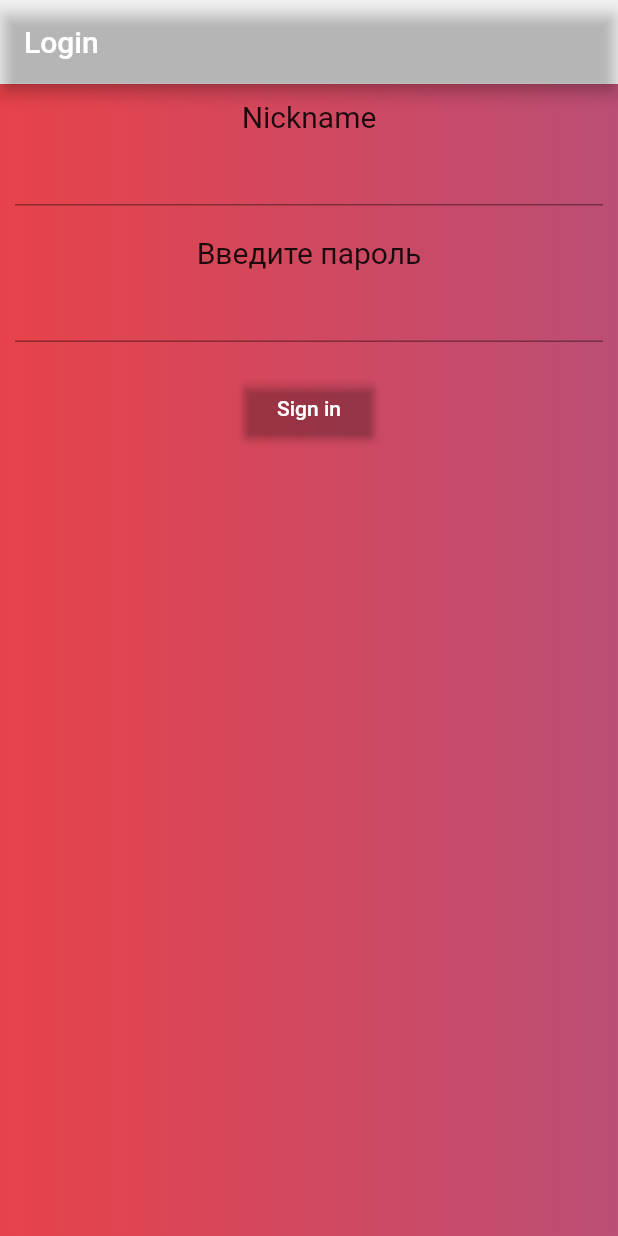
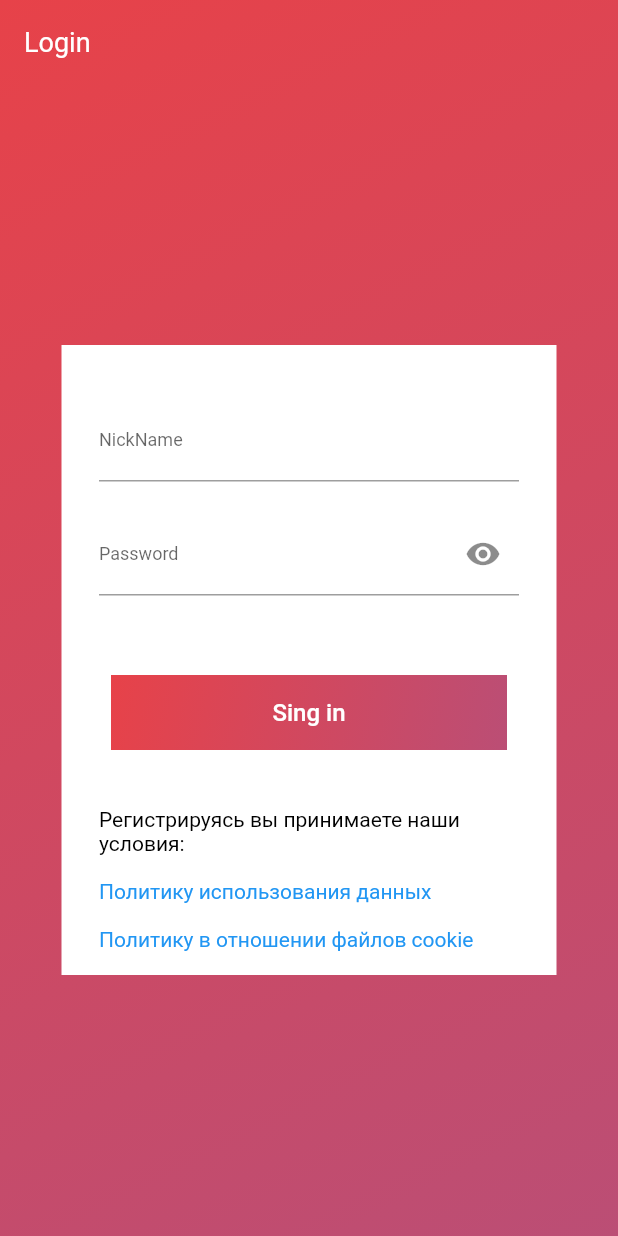
Before and after one commit to fear404-png/crypton_test-1, a Flutter app: the screen it shows after launch, on a phone screen of 412 x 824 dp. Run offline on Flutter 3.47's test engine with Material 2 defaults, Android fonts, the phone set to English and light mode, and no system bars.

Commit message:
Верстка окна авторизации

```diff
--- /dev/null
+++ b/lib/app.dart
@@ -0,0 +1,18 @@
+import 'package:crypton_test/pages/login_widget/login_widget.dart';
+import 'package:flutter/material.dart';
+
+class App extends StatelessWidget {
+  const App({Key? key}) : super(key: key);
+
+  @override
+  Widget build(BuildContext context) {
+    return MaterialApp(
+      title: "flutter app",
+      theme: ThemeData(),
+      routes: {
+        "/login": (context) => LoginWidget(),
+      },
+      initialRoute: "/login",
+    );
+  }
+}
--- /dev/null
+++ b/lib/pages/login_widget/login_widget.dart
@@ -0,0 +1,118 @@
+import 'package:crypton_test/theme/app_colors.dart';
+import 'package:flutter/gestures.dart';
+import 'package:flutter/material.dart';
+import 'package:url_launcher/url_launcher.dart';
+
+class LoginWidget extends StatelessWidget {
+  const LoginWidget({Key? key}) : super(key: key);
+
+  @override
+  Widget build(BuildContext context) {
+    return Container(
+      decoration: AppColors.loginBackgroundGradientDecoration,
+      child: Scaffold(
+        appBar: AppBar(
+          title: Text(
+            "Login",
+            style: TextStyle(fontSize: 18, fontWeight: FontWeight.w400),
+          ),
+          backgroundColor: Colors.transparent,
+          shadowColor: Colors.transparent,
+        ),
+        backgroundColor: Colors.transparent,
+        body: _FormWidget(),
+      ),
+    );
+  }
+}
+
+class _FormWidget extends StatefulWidget {
+  const _FormWidget({
+    Key? key,
+  }) : super(key: key);
+
+  @override
+  State<_FormWidget> createState() => _FormWidgetState();
+}
+
+class _FormWidgetState extends State<_FormWidget> {
+  bool _isObscure = true;
+  @override
+  Widget build(BuildContext context) {
+    return Center(
+      child: Container(
+        width: 330,
+        height: 420,
+        color: Colors.white,
+        child: Padding(
+          padding: const EdgeInsets.symmetric(horizontal: 25, vertical: 35),
+          child: Column(
+            children: [
+              TextField(
+                  decoration: InputDecoration(
+                      labelText: "NickName",
+                      labelStyle: TextStyle(fontSize: 12))),
+              SizedBox(height: 20),
+              TextField(
+                obscureText: _isObscure,
+                decoration: InputDecoration(
+                    labelText: "Password",
+                    labelStyle: TextStyle(fontSize: 12),
+                    suffixIcon: IconButton(
+                        icon: Icon(_isObscure
+                            ? Icons.visibility
+                            : Icons.visibility_off),
+                        onPressed: () {
+                          print("tap");
+                          setState(() {
+                            _isObscure = !_isObscure;
+                          });
+                        })),
+              ),
+              SizedBox(height: 45),
+              TextButton(
+                  onPressed: () {},
+                  child: Container(
+                    width: double.infinity,
+                    height: 50,
+                    decoration: AppColors.loginBackgroundGradientDecoration,
+                    child: Center(
+                        child: Text(
+                      "Sing in",
+                      style: TextStyle(color: Colors.white, fontSize: 16),
+                    )),
+                  )),
+              SizedBox(height: 30),
+              RichText(
+                text: TextSpan(
+                  children: [
+                    TextSpan(
+                      text: 'Регистрируясь вы принимаете наши условия:\n',
+                      style: TextStyle(color: Colors.black),
+                    ),
+                    TextSpan(
+                      text: '\nПолитику использования данных\n',
+                      style: TextStyle(color: Colors.blue),
+                      recognizer: TapGestureRecognizer()
+                        ..onTap = () {
+                          launch('google.com');
+                        },
+                    ),
+                    TextSpan(
+                      text: '\nПолитику в отношении файлов cookie',
+                      style: TextStyle(color: Colors.blue),
+                      recognizer: TapGestureRecognizer()
+                        ..onTap = () {
+                          launch('google.com');
+                        },
+                    ),
+                  ],
+                ),
+              ),
+            ],
+          ),
+        ),
+      ),
+    );
+  }
+}
--- /dev/null
+++ b/lib/theme/app_colors.dart
@@ -0,0 +1,15 @@
+import 'package:flutter/cupertino.dart';
+
+abstract class AppColors {
+  static const LinearGradient loginBackgroundGradient = LinearGradient(
+    begin: Alignment.topLeft,
+    end: Alignment.bottomRight,
+    colors: <Color>[
+      Color(0xffE74249),
+      Color(0xffBB4E75),
+    ],
+  );
+
+  static const BoxDecoration loginBackgroundGradientDecoration =
+      BoxDecoration(gradient: loginBackgroundGradient);
+}
--- a/pubspec.yaml
+++ b/pubspec.yaml
@@ -28,6 +28,7 @@ dependencies:
   # The following adds the Cupertino Icons font to your application.
   # Use with the CupertinoIcons class for iOS style icons.
   cupertino_icons: ^1.0.2
+  url_launcher: ^6.0.9
 
 dev_dependencies:
   flutter_test:
```
Also changed, not shown: lib/main.dart (+4 -69 lines), lib/pages/main_screen_widget/main_screen_widget.dart (added), 9 other files.
